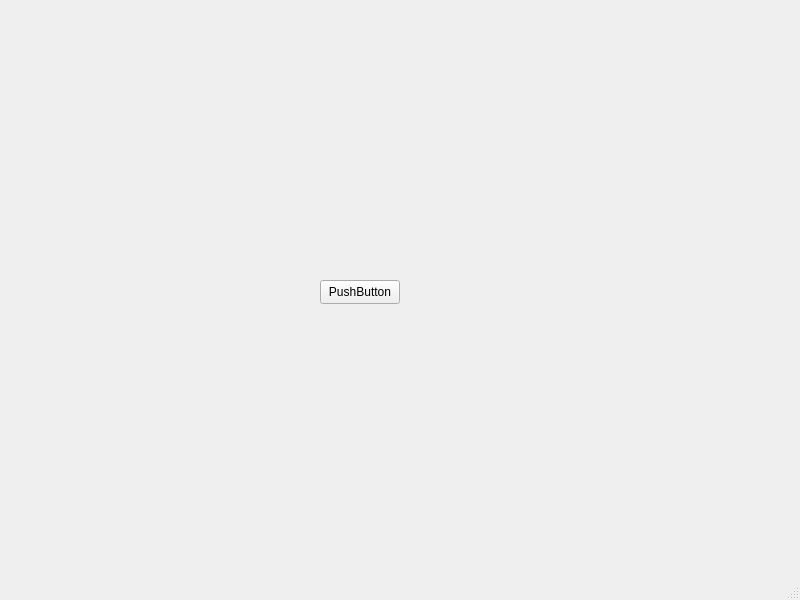
First picture: the form in Qt-Widgets-Examples/QSS-Example/src/view/ui/MainWindow.ui, repository STyulenev/Qt-CPP-Examples, before the edit.
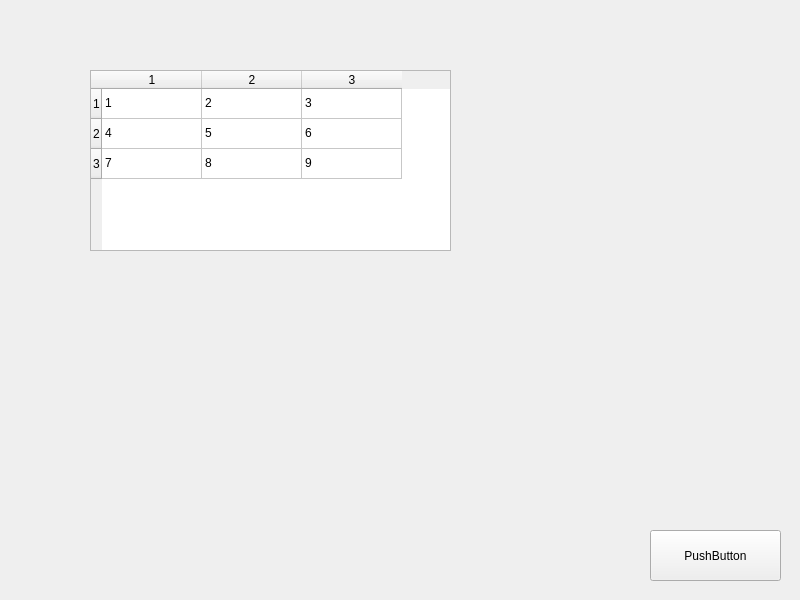
Second picture: the form after the edit.

Commit message: Added QHeaderView style for QSS-Example

The edit to the form file:
```diff
--- a/Qt-Widgets-Examples/QSS-Example/src/view/ui/MainWindow.ui
+++ b/Qt-Widgets-Examples/QSS-Example/src/view/ui/MainWindow.ui
@@ -13,32 +13,115 @@
   <property name="windowTitle">
    <string>QSS-Example</string>
   </property>
+  <property name="styleSheet">
+   <string notr="true"/>
+  </property>
   <widget class="QWidget" name="centralwidget">
    <widget class="QPushButton" name="pushButton">
     <property name="geometry">
      <rect>
-      <x>320</x>
-      <y>280</y>
-      <width>80</width>
-      <height>24</height>
+      <x>650</x>
+      <y>530</y>
+      <width>131</width>
+      <height>51</height>
      </rect>
     </property>
     <property name="text">
      <string>PushButton</string>
     </property>
    </widget>
+   <widget class="QTableWidget" name="tableWidget">
+    <property name="geometry">
+     <rect>
+      <x>90</x>
+      <y>70</y>
+      <width>361</width>
+      <height>181</height>
+     </rect>
+    </property>
+    <attribute name="horizontalHeaderCascadingSectionResizes">
+     <bool>false</bool>
+    </attribute>
+    <attribute name="horizontalHeaderStretchLastSection">
+     <bool>false</bool>
+    </attribute>
+    <row>
+     <property name="text">
+      <string>1</string>
+     </property>
+    </row>
+    <row>
+     <property name="text">
+      <string>2</string>
+     </property>
+    </row>
+    <row>
+     <property name="text">
+      <string>3</string>
+     </property>
+    </row>
+    <column>
+     <property name="text">
+      <string>1</string>
+     </property>
+    </column>
+    <column>
+     <property name="text">
+      <string>2</string>
+     </property>
+    </column>
+    <column>
+     <property name="text">
+      <string>3</string>
+     </property>
+    </column>
+    <item row="0" column="0">
+     <property name="text">
+      <string>1</string>
+     </property>
+    </item>
+    <item row="0" column="1">
+     <property name="text">
+      <string>2</string>
+     </property>
+    </item>
+    <item row="0" column="2">
+     <property name="text">
+      <string>3</string>
+     </property>
+    </item>
+    <item row="1" column="0">
+     <property name="text">
+      <string>4</string>
+     </property>
+    </item>
+    <item row="1" column="1">
+     <property name="text">
+      <string>5</string>
+     </property>
+    </item>
+    <item row="1" column="2">
+     <property name="text">
+      <string>6</string>
+     </property>
+    </item>
+    <item row="2" column="0">
+     <property name="text">
+      <string>7</string>
+     </property>
+    </item>
+    <item row="2" column="1">
+     <property name="text">
+      <string>8</string>
+     </property>
+    </item>
+    <item row="2" column="2">
+     <property name="text">
+      <string>9</string>
+     </property>
+    </item>
+   </widget>
   </widget>
-  <widget class="QMenuBar" name="menubar">
-   <property name="geometry">
-    <rect>
-     <x>0</x>
-     <y>0</y>
-     <width>800</width>
-     <height>21</height>
-    </rect>
-   </property>
-  </widget>
-  <widget class="QStatusBar" name="statusbar"/>
  </widget>
  <resources/>
  <connections/>
```
The commit also changes 2 other files.
